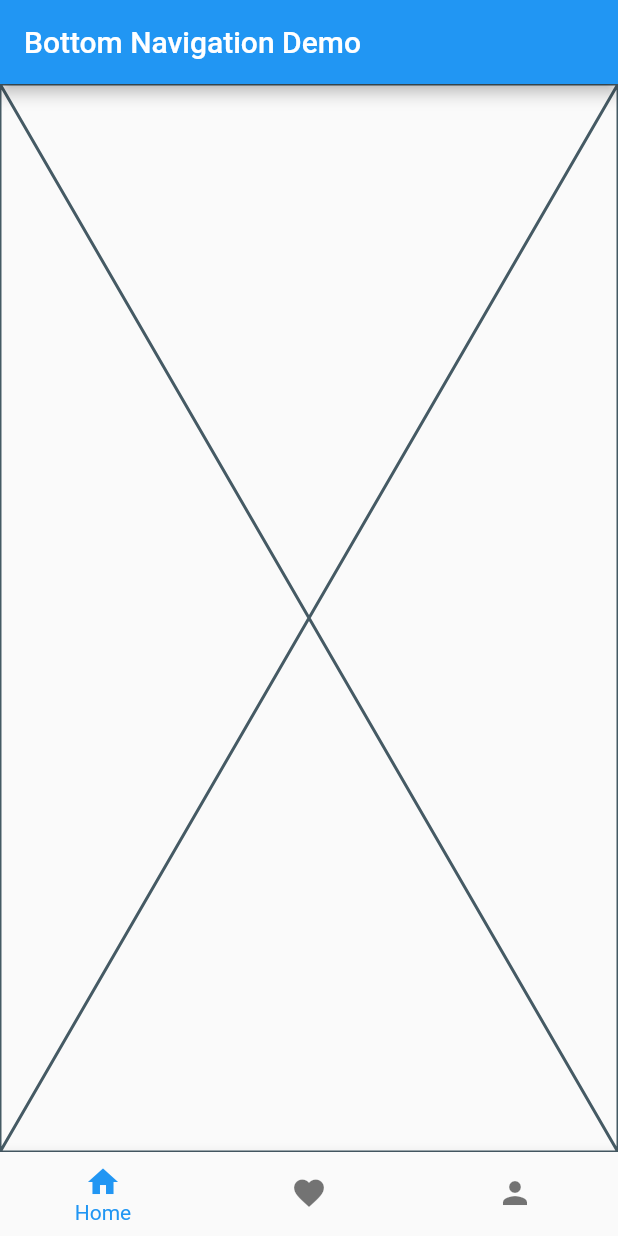
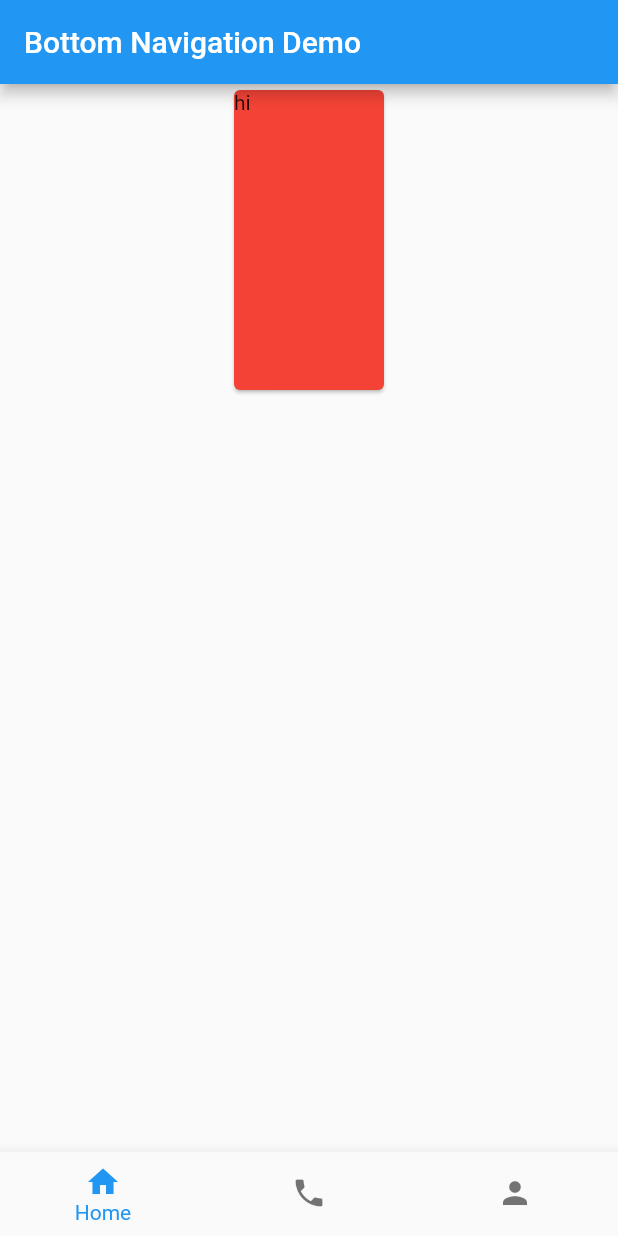
Before and after one commit to AliJasim03/Awal, a Flutter app: the screen it shows after launch, on a phone screen of 412 x 824 dp. Run offline on Flutter 3.47's test engine with Material 2 defaults, Android fonts, the phone set to English and light mode, and no system bars.

Commit message:
added the product page with one card

```diff
--- a/lib/home_page.dart
+++ b/lib/home_page.dart
@@ -1,3 +1,4 @@
+import 'package:awal/products_page.dart';
 import 'package:flutter/material.dart';
 
 class HomePage extends StatefulWidget {
@@ -10,7 +11,7 @@ class HomePage extends StatefulWidget {
 class _HomePageState extends State<HomePage> {
   int _currentIndex = 0;
   final List<Widget> _tabs = [
-    Placeholder(),
+    ProductsPage(),
 
     Placeholder(),
 
@@ -42,7 +43,7 @@ class _HomePageState extends State<HomePage> {
             label: 'Home',
           ),
           BottomNavigationBarItem(
-            icon: Icon(Icons.favorite),
+            icon: Icon(Icons.phone),
             label: 'Favorites',
           ),
           BottomNavigationBarItem(
--- /dev/null
+++ b/lib/products_page.dart
@@ -0,0 +1,30 @@
+import 'package:flutter/material.dart';
+
+class ProductsPage extends StatefulWidget {
+  const ProductsPage({super.key});
+
+  @override
+  State<ProductsPage> createState() => _ProductsPageState();
+}
+
+class _ProductsPageState extends State<ProductsPage> {
+  @override
+  Widget build(BuildContext context) {
+    return ListView(
+      children: [
+        Column(
+          children: [
+            Card(
+              color: Colors.red,
+              child: SizedBox(
+                child: Text('hi'),
+                width: 100,
+                height: 200,
+              ),
+            ),
+          ],
+        )
+      ],
+    );
+  }
+}
```
